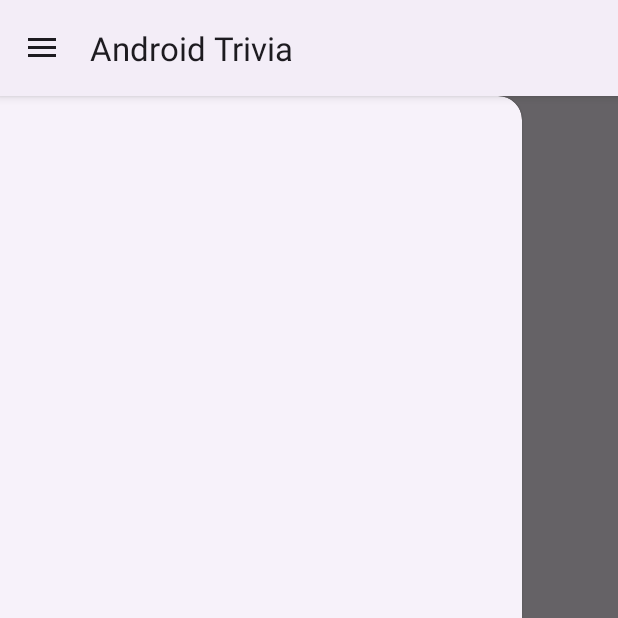
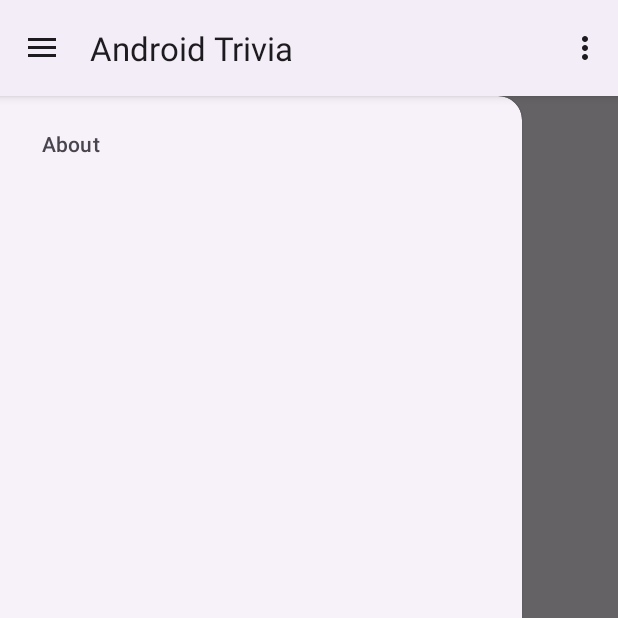
Before and after one commit to NathanOrawi/AndroidTrivia, an Android app: the screen it shows after launch (MainActivity), with the side drawer open, on a phone screen of 412 x 824 dp, the top half of it. Run offline under Robolectric (Android 15) with nearby library versions, the phone set to English and light mode, and no system bars; our stand-ins replace data binding, navigation-ui.

Commit message:
Add navigation to app

```diff
--- a/app/src/main/java/com/example/androidtriviastarter/TitleFragment.kt
+++ b/app/src/main/java/com/example/androidtriviastarter/TitleFragment.kt
@@ -3,9 +3,14 @@ package com.example.androidtriviastarter
 import android.os.Bundle
 import androidx.fragment.app.Fragment
 import android.view.LayoutInflater
+import android.view.Menu
+import android.view.MenuInflater
 import android.view.View
 import android.view.ViewGroup
+import androidx.core.view.MenuHost
+import androidx.core.view.MenuProvider
 import androidx.databinding.DataBindingUtil
+import androidx.lifecycle.Lifecycle
 import androidx.navigation.findNavController
 import com.example.androidtriviastarter.databinding.FragmentTitleBinding
 
@@ -29,6 +34,22 @@ class TitleFragment : Fragment() {
         binding.playButton.setOnClickListener { view: View ->
             view.findNavController().navigate(R.id.action_titleFragment_to_gameFragment)
         }
+        val menuHost: MenuHost = requireActivity()
+        menuHost.addMenuProvider(object : MenuProvider {
+            override fun onCreateMenu(menu: Menu, menuInflater: MenuInflater) {
+                // Add menu items here
+                menuInflater.inflate(R.menu.options_menu, menu)
+            }
+            override fun onMenuItemSelected(menuItem: android.view.MenuItem): Boolean {
+                // Handle the menu selection
+                when (menuItem.itemId) {
+                    R.id.aboutFragment ->
+                        view?.findNavController()?.navigate(R.id.action_titleFragment_to_aboutFragment)
+                    else -> return false
+                }
+                return true
+            }
+        }, viewLifecycleOwner, Lifecycle.State.RESUMED)
         return binding.root
     }
 }
--- /dev/null
+++ b/app/src/main/res/menu/options_menu.xml
@@ -0,0 +1,8 @@
+<?xml version="1.0" encoding="utf-8"?>
+<menu xmlns:app="http://schemas.android.com/apk/res-auto"
+    xmlns:android="http://schemas.android.com/apk/res/android">
+
+    <item
+        android:id="@+id/aboutFragment"
+        android:title="@string/about" />
+</menu>
--- a/app/src/main/res/navigation/navigation.xml
+++ b/app/src/main/res/navigation/navigation.xml
@@ -13,6 +13,12 @@
         <action
             android:id="@+id/action_titleFragment_to_gameFragment"
             app:destination="@id/gameFragment" />
+        <action
+            android:id="@+id/action_titleFragment_to_aboutFragment"
+            app:destination="@id/aboutFragment" />
+        <action
+            android:id="@+id/action_titleFragment_to_rulesFragment"
+            app:destination="@id/rulesFragment" />
     </fragment>
     <fragment
         android:id="@+id/gameFragment"
@@ -52,4 +58,14 @@
             app:popUpTo="@id/gameFragment"
             app:popUpToInclusive="false" />
     </fragment>
+    <fragment
+        android:id="@+id/aboutFragment"
+        android:name="com.example.androidtriviastarter.AboutFragment"
+        android:label="fragment_about"
+        tools:layout="@layout/fragment_about" />
+    <fragment
+        android:id="@+id/rulesFragment"
+        android:name="com.example.androidtriviastarter.RulesFragment"
+        android:label="fragment_rules"
+        tools:layout="@layout/fragment_rules" />
 </navigation>
```
Also changed, not shown: app/src/main/res/menu/navdrawer_menu.xml (added, +13 -0 lines).
